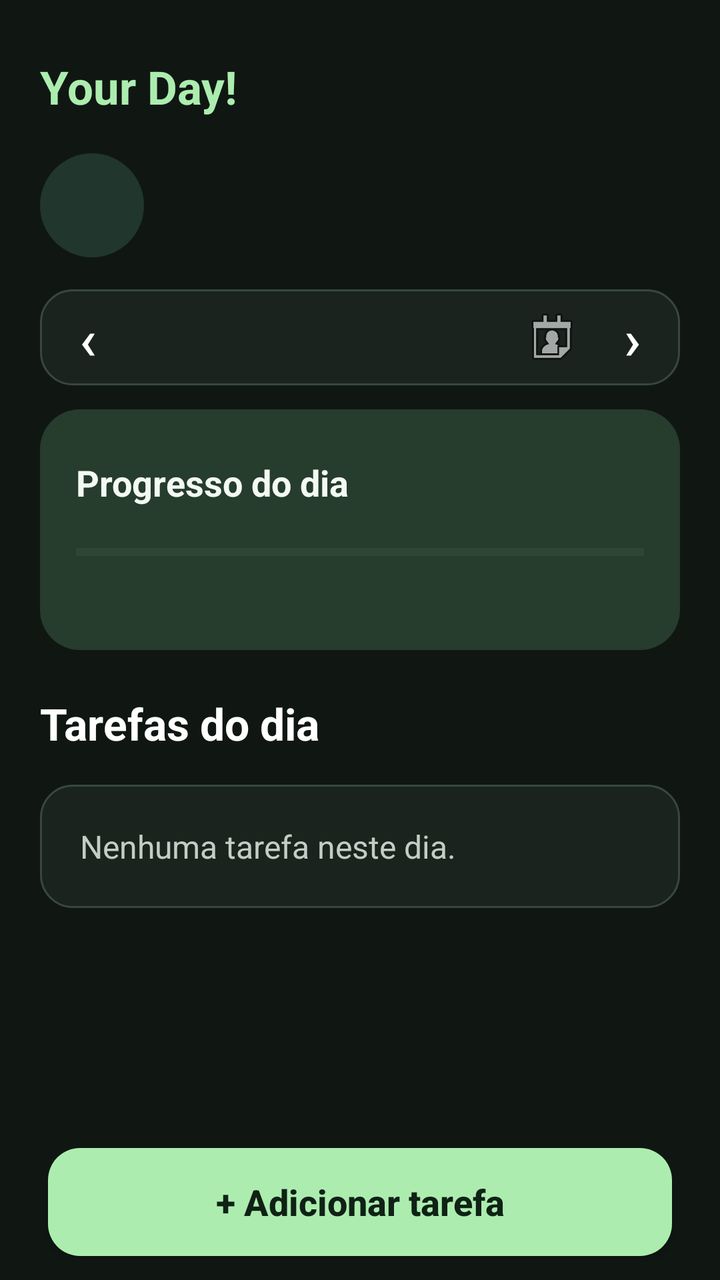
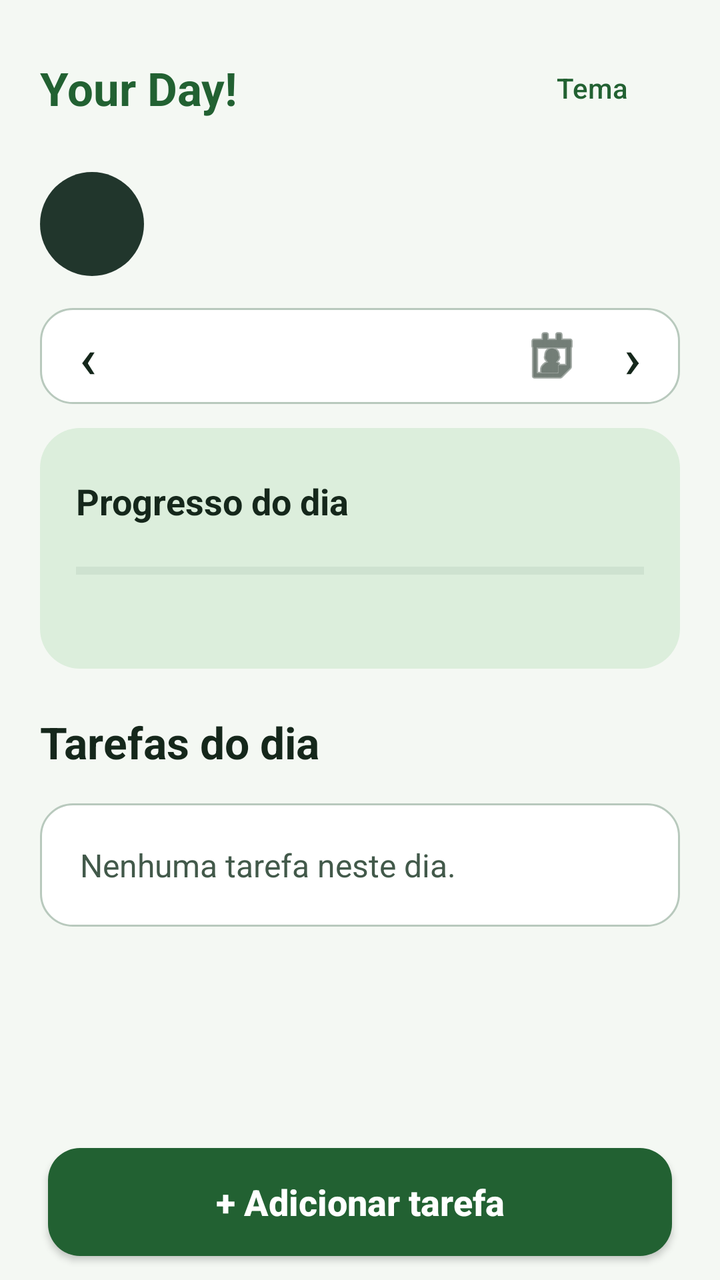

An Android layout rendered at two revisions. The XML below is the earlier revision; the diff shows what the commit changed to produce the second picture.
<!-- AndroidManifest.xml: application theme Theme.ProjetoFaculdadeYourDay -->
<!-- res/layout/activity_inicio.xml -->
<LinearLayout
    xmlns:android="http://schemas.android.com/apk/res/android"
    android:id="@+id/main"
    android:layout_width="match_parent"
    android:layout_height="match_parent"
    android:orientation="vertical"
    android:background="@color/agenda_fundo">
    <ScrollView
        android:layout_width="match_parent"
        android:layout_height="0dp"
        android:layout_weight="1"
        android:fillViewport="true">
        <LinearLayout
            android:layout_width="match_parent"
            android:layout_height="wrap_content"
            android:orientation="vertical"
            android:padding="20dp">
            <TextView
                android:layout_width="match_parent"
                android:layout_height="wrap_content"
                android:layout_marginTop="8dp"
                android:gravity="start"
                android:text="Your Day!"
                android:textColor="@color/agenda_verde"
                android:textSize="23sp"
                android:textStyle="bold" />
            <LinearLayout
                android:layout_width="match_parent"
                android:layout_height="wrap_content"
                android:layout_marginTop="18dp"
                android:gravity="center_vertical"
                android:orientation="horizontal">
                <FrameLayout
                    android:id="@+id/editarFoto"
                    android:layout_width="52dp"
                    android:layout_height="52dp"
                    android:background="@drawable/fundo_avatar"
                    android:foreground="?attr/selectableItemBackground"
                    android:clickable="true"
                    android:focusable="true"
                    android:contentDescription="@string/escolher_foto">
                    <TextView
                        android:id="@+id/inicialPerfil"
                        android:layout_width="match_parent"
                        android:layout_height="match_parent"
                        android:gravity="center"
                        android:importantForAccessibility="no"
                        android:textColor="#C2F9D7"
                        android:textSize="22sp"
                        android:textStyle="bold" />
                    <ImageView
                        android:id="@+id/fotoPerfil"
                        android:layout_width="match_parent"
                        android:layout_height="match_parent"
                        android:importantForAccessibility="no"
                        android:scaleType="centerCrop"
                        android:visibility="gone" />
                </FrameLayout>
                <TextView
                    android:id="@+id/textSaudacao"
                    android:layout_width="0dp"
                    android:layout_weight="1"
                    android:layout_height="wrap_content"
                    android:layout_marginStart="14dp"
                    android:textColor="#FFFFFF"
                    android:textSize="26sp"
                    android:textStyle="bold" />
            </LinearLayout>
            <LinearLayout
                android:layout_width="match_parent"
                android:layout_height="wrap_content"
                android:orientation="horizontal"
                android:gravity="center_vertical"
                android:layout_marginTop="16dp"
                android:background="@drawable/cartao_agenda">
                <Button
                    android:id="@+id/diaAnterior"
                    style="?android:attr/borderlessButtonStyle"
                    android:layout_width="48dp"
                    android:layout_height="wrap_content"
                    android:minHeight="48dp"
                    android:minWidth="0dp"
                    android:padding="0dp"
                    android:textAllCaps="false"
                    android:textColor="#FFFFFF"
                    android:textSize="28sp"
                    android:text="‹"
                    android:contentDescription="Dia anterior" />
                <Button
                    android:id="@+id/escolherData"
                    style="?android:attr/borderlessButtonStyle"
                    android:layout_width="0dp"
                    android:layout_height="wrap_content"
                    android:minHeight="48dp"
                    android:minWidth="0dp"
                    android:padding="0dp"
                    android:textAllCaps="false"
                    android:textColor="#FFFFFF"
                    android:textSize="15sp"
                    android:layout_weight="1"
                    android:drawableEnd="@android:drawable/ic_menu_my_calendar"
                    android:contentDescription="Escolher data no calendário" />
                <Button
                    android:id="@+id/proximoDia"
                    style="?android:attr/borderlessButtonStyle"
                    android:layout_width="48dp"
                    android:layout_height="wrap_content"
                    android:minHeight="48dp"
                    android:minWidth="0dp"
                    android:padding="0dp"
                    android:textAllCaps="false"
                    android:textColor="#FFFFFF"
                    android:textSize="28sp"
                    android:text="›"
                    android:contentDescription="Próximo dia" />
            </LinearLayout>
            <LinearLayout
                android:layout_width="match_parent"
                android:layout_height="wrap_content"
                android:orientation="vertical"
                android:background="@drawable/painel_progresso"
                android:padding="18dp"
                android:layout_marginTop="12dp">
                <LinearLayout
                    android:layout_width="match_parent"
                    android:layout_height="wrap_content"
                    android:orientation="horizontal"
                    android:gravity="center_vertical">
                    <TextView
                        android:layout_width="0dp"
                        android:layout_height="wrap_content"
                        android:layout_weight="1"
                        android:text="@string/progresso_dia"
                        android:textColor="#F3FAF3"
                        android:textSize="18sp"
                        android:textStyle="bold" />
                    <TextView
                        android:id="@+id/textProgresso"
                        android:layout_width="wrap_content"
                        android:layout_height="wrap_content"
                        android:textColor="@color/agenda_verde"
                        android:textSize="28sp"
                        android:textStyle="bold" />
                </LinearLayout>
                <ProgressBar
                    android:id="@+id/barraProgresso"
                    style="?android:attr/progressBarStyleHorizontal"
                    android:layout_width="match_parent"
                    android:layout_height="12dp"
                    android:layout_marginTop="10dp"
                    android:indeterminate="false"
                    android:max="100"
                    android:progress="0"
                    android:progressTint="@color/agenda_verde"
                    android:progressBackgroundTint="#435D49" />
                <TextView
                    android:id="@+id/textResumo"
                    android:layout_width="match_parent"
                    android:layout_height="wrap_content"
                    android:layout_marginTop="6dp"
                    android:textColor="@color/texto_secundario"
                    android:textSize="14sp" />
            </LinearLayout>
            <TextView
                android:layout_width="match_parent"
                android:layout_height="wrap_content"
                android:layout_marginTop="22dp"
                android:text="Tarefas do dia"
                android:textColor="#FFFFFF"
                android:textSize="22sp"
                android:textStyle="bold" />
            <TextView
                android:id="@+id/textSemTarefas"
                android:layout_width="match_parent"
                android:layout_height="wrap_content"
                android:layout_marginTop="16dp"
                android:text="Nenhuma tarefa neste dia."
                android:textColor="@color/texto_secundario"
                android:textSize="16sp"
                android:background="@drawable/cartao_agenda"
                android:padding="20dp" />
            <LinearLayout
                android:id="@+id/listaTarefas"
                android:layout_width="match_parent"
                android:layout_height="wrap_content"
                android:layout_marginTop="8dp"
                android:orientation="vertical" />
        </LinearLayout>
    </ScrollView>
    <androidx.appcompat.widget.AppCompatButton
        android:id="@+id/btnAdicionarTarefa"
        android:layout_width="match_parent"
        android:layout_height="wrap_content"
        android:minHeight="54dp"
        android:layout_marginStart="24dp"
        android:layout_marginEnd="24dp"
        android:layout_marginTop="12dp"
        android:layout_marginBottom="12dp"
        android:text="+ Adicionar tarefa"
        android:textAllCaps="false"
        android:textColor="@color/agenda_tinta"
        android:textSize="18sp"
        android:background="@drawable/acao_principal"
        android:textStyle="bold" />
</LinearLayout>
<!-- resources referenced by this layout -->
<resources>
  <color name="agenda_fundo">#101713</color>
  <color name="agenda_tinta">#102116</color>
  <color name="agenda_verde">#ACEDAF</color>
  <color name="texto_secundario">#C2CEC4</color>
  <!-- drawable acao_principal (drawable) -->
  <ripple xmlns:android="http://schemas.android.com/apk/res/android" android:color="#33809070">
      <item>
          <shape android:shape="rectangle">
              <solid android:color="@color/agenda_verde" />
              <corners android:radius="16dp" />
          </shape>
      </item>
  </ripple>
  <!-- drawable cartao_agenda (drawable) -->
  <shape xmlns:android="http://schemas.android.com/apk/res/android" android:shape="rectangle">
      <solid android:color="@color/agenda_painel" />
      <corners android:radius="16dp" />
      <stroke android:width="1dp" android:color="@color/agenda_borda" />
  </shape>
  <!-- drawable fundo_avatar (drawable) -->
  <shape xmlns:android="http://schemas.android.com/apk/res/android" android:shape="oval">
      <solid android:color="#21362C" />
  </shape>
  <!-- drawable painel_progresso (drawable) -->
  <shape xmlns:android="http://schemas.android.com/apk/res/android" android:shape="rectangle">
      <solid android:color="@color/agenda_destaque" />
      <corners android:radius="20dp" />
  </shape>
  <string name="escolher_foto">Escolher foto de perfil</string>
  <string name="progresso_dia">Progresso do dia</string>
  <style name="Theme.ProjetoFaculdadeYourDay" parent="Base.Theme.ProjetoFaculdadeYourDay" />
  <color name="agenda_painel">#1A231E</color>
  <color name="agenda_borda">#38483D</color>
  <color name="agenda_destaque">#263C2D</color>
  <style name="Base.Theme.ProjetoFaculdadeYourDay" parent="Theme.Material3.DayNight.NoActionBar">
          
          
      </style>
</resources>

<!-- the commit's change to res/layout/activity_inicio.xml (unified diff, before → after) -->
@@ -15,15 +15,30 @@
             android:layout_height="wrap_content"
             android:orientation="vertical"
             android:padding="20dp">
-            <TextView
-                android:layout_width="match_parent"
-                android:layout_height="wrap_content"
-                android:layout_marginTop="8dp"
-                android:gravity="start"
-                android:text="Your Day!"
-                android:textColor="@color/agenda_verde"
-                android:textSize="23sp"
-                android:textStyle="bold" />
+            <LinearLayout
+                android:layout_width="match_parent"
+                android:layout_height="wrap_content"
+                android:gravity="center_vertical"
+                android:orientation="horizontal">
+                <TextView
+                    android:layout_width="0dp"
+                    android:layout_weight="1"
+                    android:layout_height="wrap_content"
+                    android:gravity="start"
+                    android:text="Your Day!"
+                    android:textColor="@color/agenda_verde"
+                    android:textSize="23sp"
+                    android:textStyle="bold" />
+                <Button
+                    android:id="@+id/escolherTema"
+                    style="?android:attr/borderlessButtonStyle"
+                    android:layout_width="wrap_content"
+                    android:layout_height="wrap_content"
+                    android:minHeight="48dp"
+                    android:text="@string/tema"
+                    android:textAllCaps="false"
+                    android:textColor="@color/agenda_verde" />
+            </LinearLayout>
             <LinearLayout
                 android:layout_width="match_parent"
                 android:layout_height="wrap_content"
@@ -62,7 +77,7 @@
                     android:layout_weight="1"
                     android:layout_height="wrap_content"
                     android:layout_marginStart="14dp"
-                    android:textColor="#FFFFFF"
+                    android:textColor="@color/agenda_texto"
                     android:textSize="26sp"
                     android:textStyle="bold" />
             </LinearLayout>
@@ -82,7 +97,7 @@
                     android:minWidth="0dp"
                     android:padding="0dp"
                     android:textAllCaps="false"
-                    android:textColor="#FFFFFF"
+                    android:textColor="@color/agenda_texto"
                     android:textSize="28sp"
                     android:text="‹"
                     android:contentDescription="Dia anterior" />
@@ -95,10 +110,11 @@
                     android:minWidth="0dp"
                     android:padding="0dp"
                     android:textAllCaps="false"
-                    android:textColor="#FFFFFF"
+                    android:textColor="@color/agenda_texto"
                     android:textSize="15sp"
                     android:layout_weight="1"
                     android:drawableEnd="@android:drawable/ic_menu_my_calendar"
+                    android:drawableTint="@color/agenda_texto"
                     android:contentDescription="Escolher data no calendário" />
                 <Button
                     android:id="@+id/proximoDia"
@@ -109,7 +125,7 @@
                     android:minWidth="0dp"
                     android:padding="0dp"
                     android:textAllCaps="false"
-                    android:textColor="#FFFFFF"
+                    android:textColor="@color/agenda_texto"
                     android:textSize="28sp"
                     android:text="›"
                     android:contentDescription="Próximo dia" />
@@ -131,7 +147,7 @@
                         android:layout_height="wrap_content"
                         android:layout_weight="1"
                         android:text="@string/progresso_dia"
-                        android:textColor="#F3FAF3"
+                        android:textColor="@color/agenda_texto"
                         android:textSize="18sp"
                         android:textStyle="bold" />
                     <TextView
@@ -152,7 +168,7 @@
                     android:max="100"
                     android:progress="0"
                     android:progressTint="@color/agenda_verde"
-                    android:progressBackgroundTint="#435D49" />
+                    android:progressBackgroundTint="@color/agenda_trilho" />
                 <TextView
                     android:id="@+id/textResumo"
                     android:layout_width="match_parent"
@@ -166,7 +182,7 @@
                 android:layout_height="wrap_content"
                 android:layout_marginTop="22dp"
                 android:text="Tarefas do dia"
-                android:textColor="#FFFFFF"
+                android:textColor="@color/agenda_texto"
                 android:textSize="22sp"
                 android:textStyle="bold" />
             <TextView
<!-- resource entries referenced after the edit -->
@@ -1,9 +1,11 @@
 <!-- resources referenced by this layout -->
 <resources>
-  <color name="agenda_fundo">#101713</color>
-  <color name="agenda_tinta">#102116</color>
-  <color name="agenda_verde">#ACEDAF</color>
-  <color name="texto_secundario">#C2CEC4</color>
+  <color name="agenda_fundo">#F4F8F3</color>
+  <color name="agenda_texto">#15271B</color>
+  <color name="agenda_tinta">#FFFFFF</color>
+  <color name="agenda_trilho">#A8BFAE</color>
+  <color name="agenda_verde">#226132</color>
+  <color name="texto_secundario">#42594A</color>
   <!-- drawable acao_principal (drawable) -->
   <ripple xmlns:android="http://schemas.android.com/apk/res/android" android:color="#33809070">
       <item>
@@ -30,13 +32,18 @@
   </shape>
   <string name="escolher_foto">Escolher foto de perfil</string>
   <string name="progresso_dia">Progresso do dia</string>
-  <style name="Theme.ProjetoFaculdadeYourDay" parent="Base.Theme.ProjetoFaculdadeYourDay" />
-  <color name="agenda_painel">#1A231E</color>
-  <color name="agenda_borda">#38483D</color>
-  <color name="agenda_destaque">#263C2D</color>
-  <style name="Base.Theme.ProjetoFaculdadeYourDay" parent="Theme.Material3.DayNight.NoActionBar">
-          
-          
+  <string name="tema">Tema</string>
+  <style name="Theme.ProjetoFaculdadeYourDay" parent="Base.Theme.ProjetoFaculdadeYourDay">
+          <item name="colorPrimary">@color/agenda_verde</item>
+          <item name="colorOnPrimary">@color/agenda_tinta</item>
+          <item name="colorSecondary">@color/agenda_verde</item>
+          <item name="colorAccent">@color/agenda_verde</item>
+          <item name="android:colorAccent">@color/agenda_verde</item>
+          <item name="android:windowBackground">@color/agenda_fundo</item>
       </style>
+  <color name="agenda_painel">#FFFFFF</color>
+  <color name="agenda_borda">#B8C9BD</color>
+  <color name="agenda_destaque">#DCEEDC</color>
+  <style name="Base.Theme.ProjetoFaculdadeYourDay" parent="Theme.Material3.DayNight.NoActionBar" />
 </resources>
 
